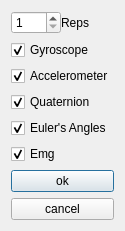
DMIunipg/AI-Gestures-Classifier, file UIMyoWekaGenFiles/FlagsDialog.ui: the form before one commit.
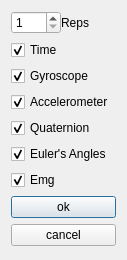
The form after the commit.

Commit message: Added the time's acquisition field into row of dataset

What changed in the file:
```diff
--- a/UIMyoWekaGenFiles/FlagsDialog.ui
+++ b/UIMyoWekaGenFiles/FlagsDialog.ui
@@ -6,8 +6,8 @@
    <rect>
     <x>0</x>
     <y>0</y>
-    <width>110</width>
-    <height>219</height>
+    <width>127</width>
+    <height>260</height>
    </rect>
   </property>
   <property name="windowTitle">
@@ -47,6 +47,16 @@
      </item>
     </layout>
    </item>
+   <item>
+    <widget class="QCheckBox" name="mCBTime">
+     <property name="text">
+      <string>Time</string>
+     </property>
+     <property name="checked">
+      <bool>true</bool>
+     </property>
+    </widget>
+   </item>
    <item>
     <widget class="QCheckBox" name="mCBGyroscope">
      <property name="enabled">
```
The commit also changes 10 other files.
